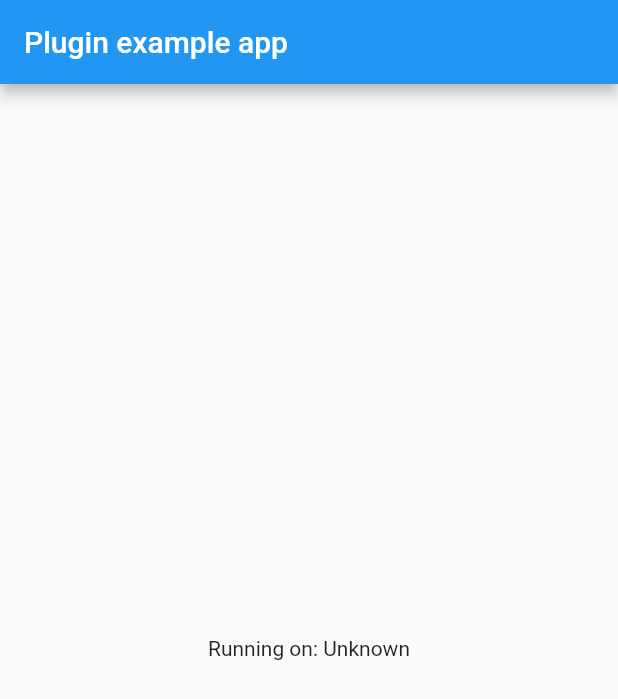
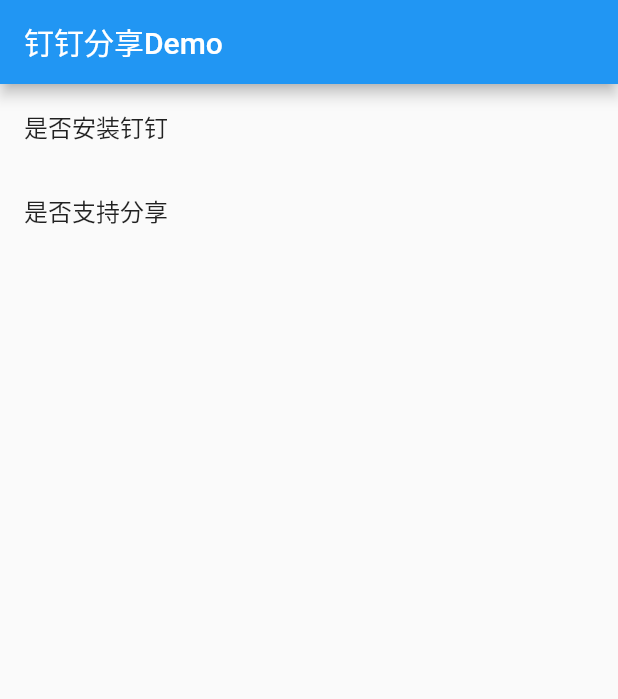
Before and after one commit to fluttify-project/ddshare_fluttify, a Flutter app: the screen it shows after launch, on a phone screen of 412 x 824 dp. Shown: the top 699 px of the screen. Run offline on Flutter 3.47's test engine with Material 2 defaults, Android fonts, the phone set to English and light mode, and no system bars; drawn by our look-alikes of oktoast; missing offline and left inert: foundation_fluttify.

Commit message:
初始化、检测钉钉安装与分享情况

```diff
--- a/example/lib/main.dart
+++ b/example/lib/main.dart
@@ -1,8 +1,6 @@
 import 'package:flutter/material.dart';
-import 'dart:async';
-
-import 'package:flutter/services.dart';
 import 'package:ddshare_fluttify/ddshare_fluttify.dart';
+import 'package:oktoast/oktoast.dart';
 
 void main() => runApp(MyApp());
 
@@ -12,45 +10,36 @@ class MyApp extends StatefulWidget {
 }
 
 class _MyAppState extends State<MyApp> {
-  String _platformVersion = 'Unknown';
-
   @override
   void initState() {
     super.initState();
-    initPlatformState();
-  }
-
-  // Platform messages are asynchronous, so we initialize in an async method.
-  Future<void> initPlatformState() async {
-    String platformVersion;
-    // Platform messages may fail, so we use a try/catch PlatformException.
-    try {
-      platformVersion = await DdshareFluttify.platformVersion;
-    } on PlatformException {
-      platformVersion = 'Failed to get platform version.';
-    }
-
-    // If the widget was removed from the tree while the asynchronous platform
-    // message was in flight, we want to discard the reply rather than calling
-    // setState to update our non-existent appearance.
-    if (!mounted) return;
-
-    setState(() {
-      _platformVersion = platformVersion;
-    });
+    DDSharePlugin.init("appId");
   }
 
   @override
   Widget build(BuildContext context) {
-    return MaterialApp(
-      home: Scaffold(
-        appBar: AppBar(
-          title: const Text('Plugin example app'),
-        ),
-        body: Center(
-          child: Text('Running on: $_platformVersion\n'),
+    return OKToast(
+      child: MaterialApp(
+        home: Scaffold(
+          appBar: AppBar(title: const Text('钉钉分享Demo')),
+          body: ListView(
+            children: <Widget>[
+              ListTile(title: Text("是否安装钉钉"), onTap: isDDAppInstalled),
+              ListTile(title: Text("是否支持分享"), onTap: isDDSupportAPI),
+            ],
+          ),
         ),
       ),
     );
   }
+
+  isDDAppInstalled() async {
+    bool flag = await DDSharePlugin.isDDAppInstalled();
+    showToast("$flag");
+  }
+
+  isDDSupportAPI() async {
+    bool flag = await DDSharePlugin.isDDSupportAPI();
+    showToast("$flag");
+  }
 }
--- a/example/pubspec.yaml
+++ b/example/pubspec.yaml
@@ -12,7 +12,7 @@ dependencies:
   # The following adds the Cupertino Icons font to your application.
   # Use with the CupertinoIcons class for iOS style icons.
   cupertino_icons: ^0.1.2
-
+  oktoast: ^2.2.0
 dev_dependencies:
   flutter_test:
     sdk: flutter
--- a/lib/ddshare_fluttify.dart
+++ b/lib/ddshare_fluttify.dart
@@ -1,13 +1,3 @@
-import 'dart:async';
+library ddshare_fluttify;
 
-import 'package:flutter/services.dart';
-
-class DdshareFluttify {
-  static const MethodChannel _channel =
-      const MethodChannel('ddshare_fluttify');
-
-  static Future<String> get platformVersion async {
-    final String version = await _channel.invokeMethod('getPlatformVersion');
-    return version;
-  }
-}
+export 'src/dart/ddshare.dart';
```
Also changed, not shown: lib/src/dart/ddshare.dart (added, +38 -0 lines), example/pubspec.lock, pubspec.lock, 3 other files.
